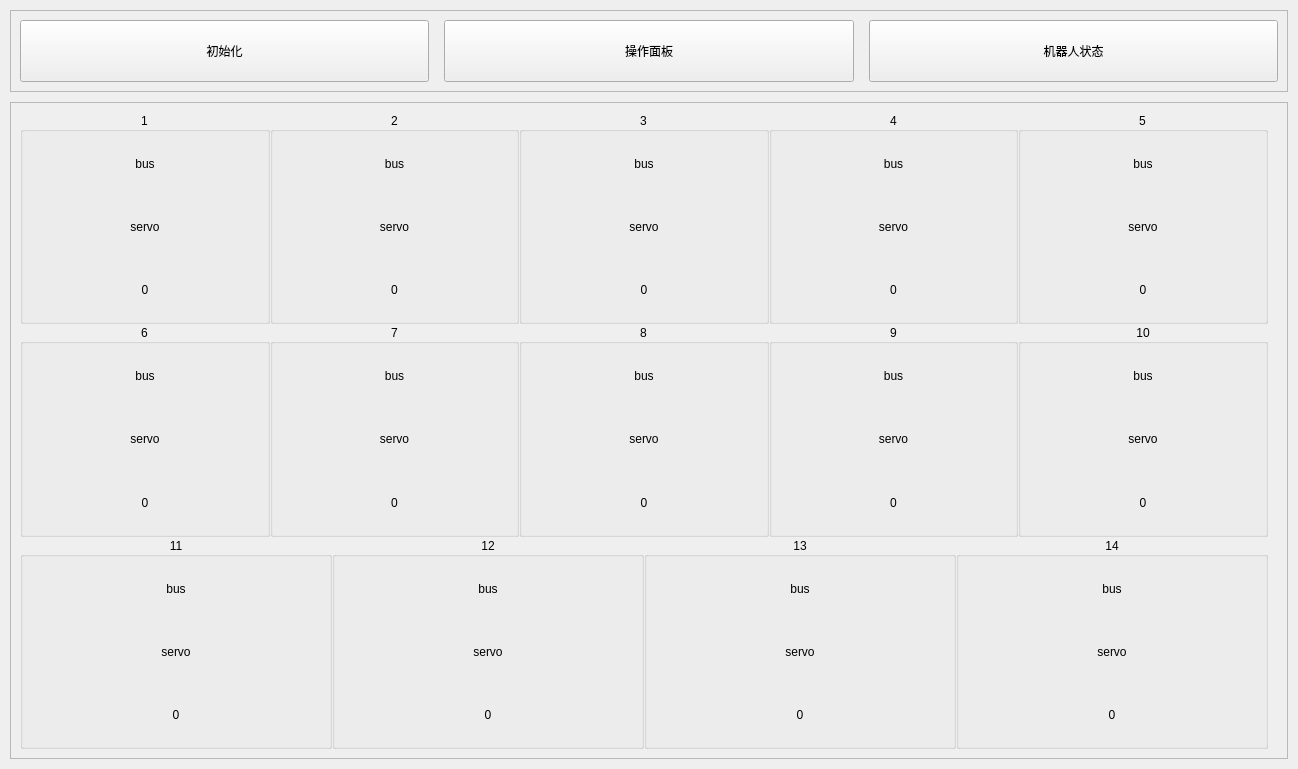
Qt form gui/design/control_new.ui (Vvi1Nn/Continuum-Robot-Project) before a commit.
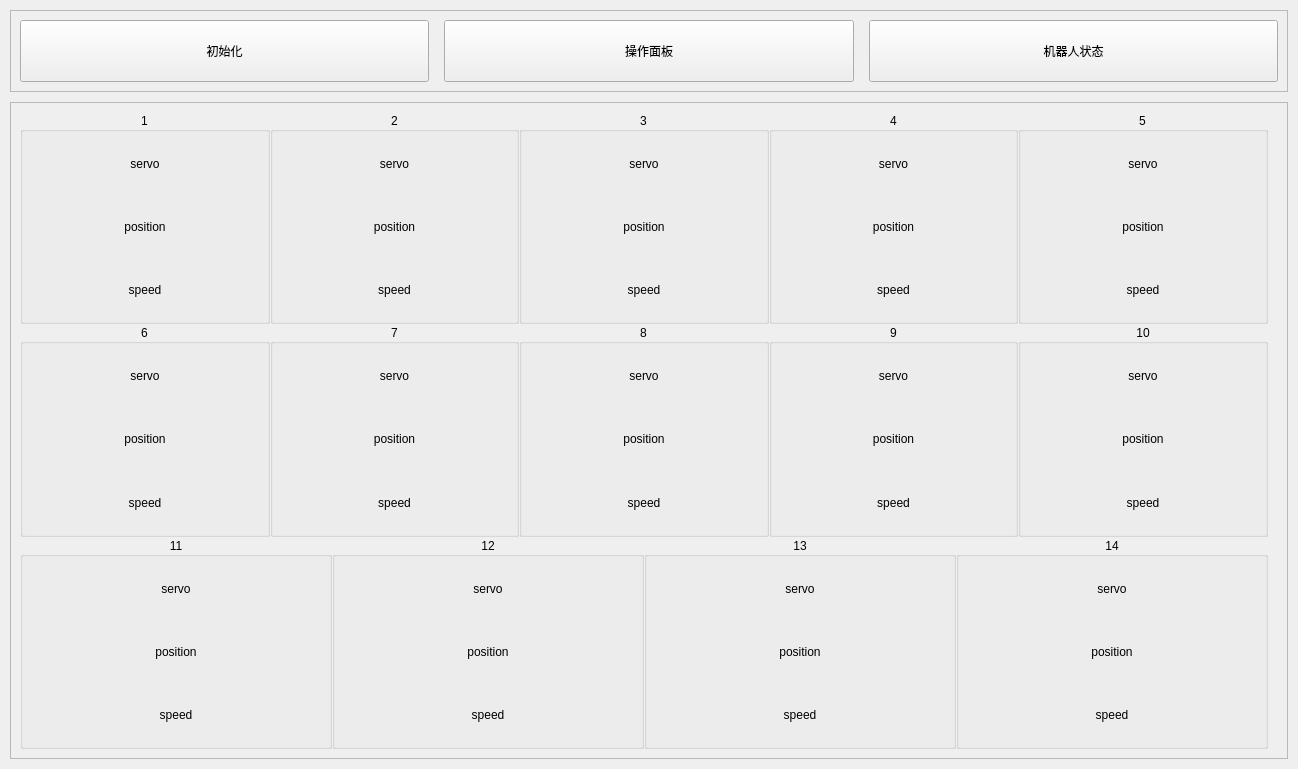
The same form after that commit. The open tabs and pages were chosen to show the change.

What changed in the file:
```diff
--- a/gui/design/control_new.ui
+++ b/gui/design/control_new.ui
@@ -2209,16 +2209,6 @@
                    <property name="bottomMargin">
                     <number>0</number>
                    </property>
-                   <item>
-                    <widget class="QLabel" name="bus_1">
-                     <property name="text">
-                      <string>bus</string>
-                     </property>
-                     <property name="alignment">
-                      <set>Qt::AlignCenter</set>
-                     </property>
-                    </widget>
-                   </item>
                    <item>
                     <widget class="QLabel" name="servo_1">
                      <property name="text">
@@ -2232,7 +2222,17 @@
                    <item>
                     <widget class="QLabel" name="position_1">
                      <property name="text">
-                      <string>0</string>
+                      <string>position</string>
+                     </property>
+                     <property name="alignment">
+                      <set>Qt::AlignCenter</set>
+                     </property>
+                    </widget>
+                   </item>
+                   <item>
+                    <widget class="QLabel" name="speed_1">
+                     <property name="text">
+                      <string>speed</string>
                      </property>
                      <property name="alignment">
                       <set>Qt::AlignCenter</set>
@@ -2266,16 +2266,6 @@
                    <property name="bottomMargin">
                     <number>0</number>
                    </property>
-                   <item>
-                    <widget class="QLabel" name="bus_2">
-                     <property name="text">
-                      <string>bus</string>
-                     </property>
-                     <property name="alignment">
-                      <set>Qt::AlignCenter</set>
-                     </property>
-                    </widget>
-                   </item>
                    <item>
                     <widget class="QLabel" name="servo_2">
                      <property name="text">
@@ -2289,7 +2279,17 @@
                    <item>
                     <widget class="QLabel" name="position_2">
                      <property name="text">
-                      <string>0</string>
+                      <string>position</string>
+                     </property>
+                     <property name="alignment">
+                      <set>Qt::AlignCenter</set>
+                     </property>
+                    </widget>
+                   </item>
+                   <item>
+                    <widget class="QLabel" name="speed_2">
+                     <property name="text">
+                      <string>speed</string>
                      </property>
                      <property name="alignment">
                       <set>Qt::AlignCenter</set>
@@ -2323,16 +2323,6 @@
                    <property name="bottomMargin">
                     <number>0</number>
                    </property>
-                   <item>
-                    <widget class="QLabel" name="bus_3">
-                     <property name="text">
-                      <string>bus</string>
-                     </property>
-                     <property name="alignment">
-                      <set>Qt::AlignCenter</set>
-                     </property>
-                    </widget>
-                   </item>
                    <item>
                     <widget class="QLabel" name="servo_3">
                      <property name="text">
@@ -2346,7 +2336,17 @@
                    <item>
                     <widget class="QLabel" name="position_3">
                      <property name="text">
-                      <string>0</string>
+                      <string>position</string>
+                     </property>
+                     <property name="alignment">
+                      <set>Qt::AlignCenter</set>
+                     </property>
+                    </widget>
+                   </item>
+                   <item>
+                    <widget class="QLabel" name="speed_3">
+                     <property name="text">
+                      <string>speed</string>
                      </property>
                      <property name="alignment">
                       <set>Qt::AlignCenter</set>
@@ -2380,16 +2380,6 @@
                    <property name="bottomMargin">
                     <number>0</number>
                    </property>
-                   <item>
-                    <widget class="QLabel" name="bus_4">
-                     <property name="text">
-                      <string>bus</string>
-                     </property>
-                     <property name="alignment">
-                      <set>Qt::AlignCenter</set>
-                     </property>
-                    </widget>
-                   </item>
                    <item>
                     <widget class="QLabel" name="servo_4">
                      <property name="text">
@@ -2403,7 +2393,17 @@
                    <item>
                     <widget class="QLabel" name="position_4">
                      <property name="text">
-                      <string>0</string>
+                      <string>position</string>
+                     </property>
+                     <property name="alignment">
+                      <set>Qt::AlignCenter</set>
+                     </property>
+                    </widget>
+                   </item>
+                   <item>
+                    <widget class="QLabel" name="speed_4">
+                     <property name="text">
+                      <string>speed</string>
                      </property>
                      <property name="alignment">
                       <set>Qt::AlignCenter</set>
@@ -2437,16 +2437,6 @@
                    <property name="bottomMargin">
                     <number>0</number>
                    </property>
-                   <item>
-                    <widget class="QLabel" name="bus_5">
-                     <property name="text">
-                      <string>bus</string>
-                     </property>
-                     <property name="alignment">
-                      <set>Qt::AlignCenter</set>
-                     </property>
-                    </widget>
-                   </item>
                    <item>
                     <widget class="QLabel" name="servo_5">
                      <property name="text">
@@ -2460,7 +2450,17 @@
                    <item>
                     <widget class="QLabel" name="position_5">
                      <property name="text">
-                      <string>0</string>
+                      <string>position</string>
+                     </property>
+                     <property name="alignment">
+                      <set>Qt::AlignCenter</set>
+                     </property>
+                    </widget>
+                   </item>
+                   <item>
+                    <widget class="QLabel" name="speed_5">
+                     <property name="text">
+                      <string>speed</string>
                      </property>
                      <property name="alignment">
                       <set>Qt::AlignCenter</set>
@@ -2501,16 +2501,6 @@
                    <property name="bottomMargin">
                     <number>0</number>
                    </property>
-                   <item>
-                    <widget class="QLabel" name="bus_6">
-                     <property name="text">
-                      <string>bus</string>
-                     </property>
-                     <property name="alignment">
-                      <set>Qt::AlignCenter</set>
-                     </property>
-                    </widget>
-                   </item>
                    <item>
                     <widget class="QLabel" name="servo_6">
                      <property name="text">
@@ -2524,7 +2514,17 @@
                    <item>
                     <widget class="QLabel" name="position_6">
                      <property name="text">
-                      <string>0</string>
+                      <string>position</string>
+                     </property>
+                     <property name="alignment">
+                      <set>Qt::AlignCenter</set>
+                     </property>
+                    </widget>
+                   </item>
+                   <item>
+                    <widget class="QLabel" name="speed_6">
+                     <property name="text">
+                      <string>speed</string>
                      </property>
                      <property name="alignment">
                       <set>Qt::AlignCenter</set>
@@ -2558,16 +2558,6 @@
                    <property name="bottomMargin">
                     <number>0</number>
                    </property>
-                   <item>
-                    <widget class="QLabel" name="bus_7">
-                     <property name="text">
-                      <string>bus</string>
-                     </property>
-                     <property name="alignment">
-                      <set>Qt::AlignCenter</set>
-                     </property>
-                    </widget>
-                   </item>
                    <item>
                     <widget class="QLabel" name="servo_7">
                      <property name="text">
@@ -2581,7 +2571,17 @@
                    <item>
                     <widget class="QLabel" name="position_7">
                      <property name="text">
-                      <string>0</string>
+                      <string>position</string>
+                     </property>
+                     <property name="alignment">
+                      <set>Qt::AlignCenter</set>
+                     </property>
+                    </widget>
+                   </item>
+                   <item>
+                    <widget class="QLabel" name="speed_7">
+                     <property name="text">
+                      <string>speed</string>
                      </property>
                      <property name="alignment">
                       <set>Qt::AlignCenter</set>
@@ -2615,16 +2615,6 @@
                    <property name="bottomMargin">
                     <number>0</number>
                    </property>
-                   <item>
-                    <widget class="QLabel" name="bus_8">
-                     <property name="text">
-                      <string>bus</string>
-                     </property>
-                     <property name="alignment">
-                      <set>Qt::AlignCenter</set>
-                     </property>
-                    </widget>
-                   </item>
                    <item>
                     <widget class="QLabel" name="servo_8">
                      <property name="text">
@@ -2638,7 +2628,17 @@
                    <item>
                     <widget class="QLabel" name="position_8">
                      <property name="text">
-                      <string>0</string>
+                      <string>position</string>
+                     </property>
+                     <property name="alignment">
+                      <set>Qt::AlignCenter</set>
+                     </property>
+                    </widget>
+                   </item>
+                   <item>
+                    <widget class="QLabel" name="speed_8">
+                     <property name="text">
+                      <string>speed</string>
                      </property>
                      <property name="alignment">
                       <set>Qt::AlignCenter</set>
@@ -2672,16 +2672,6 @@
                    <property name="bottomMargin">
                     <number>0</number>
                    </property>
-                   <item>
-                    <widget class="QLabel" name="bus_9">
-                     <property name="text">
-                      <string>bus</string>
-                     </property>
-                     <property name="alignment">
-                      <set>Qt::AlignCenter</set>
-                     </property>
-                    </widget>
-                   </item>
                    <item>
                     <widget class="QLabel" name="servo_9">
                      <property name="text">
@@ -2695,7 +2685,17 @@
                    <item>
                     <widget class="QLabel" name="position_9">
                      <property name="text">
-                      <string>0</string>
+                      <string>position</string>
+                     </property>
+                     <property name="alignment">
+                      <set>Qt::AlignCenter</set>
+                     </property>
+                    </widget>
+                   </item>
+                   <item>
+                    <widget class="QLabel" name="speed_9">
+                     <property name="text">
+                      <string>speed</string>
                      </property>
                      <property name="alignment">
                       <set>Qt::AlignCenter</set>
@@ -2729,16 +2729,6 @@
                    <property name="bottomMargin">
                     <number>0</number>
                    </property>
-                   <item>
-                    <widget class="QLabel" name="bus_10">
-                     <property name="text">
-                      <string>bus</string>
-                     </property>
-                     <property name="alignment">
-                      <set>Qt::AlignCenter</set>
-                     </property>
-                    </widget>
-                   </item>
                    <item>
                     <widget class="QLabel" name="servo_10">
                      <property name="text">
@@ -2752,7 +2742,17 @@
                    <item>
                     <widget class="QLabel" name="position_10">
                      <property name="text">
-                      <string>0</string>
+                      <string>position</string>
+                     </property>
+                     <property name="alignment">
+                      <set>Qt::AlignCenter</set>
+                     </property>
+                    </widget>
+                   </item>
+                   <item>
+                    <widget class="QLabel" name="speed_10">
+                     <property name="text">
+                      <string>speed</string>
                      </property>
                      <property name="alignment">
                       <set>Qt::AlignCenter</set>
@@ -2793,16 +2793,6 @@
                    <property name="bottomMargin">
                     <number>0</number>
                    </property>
-                   <item>
-                    <widget class="QLabel" name="bus_11">
-                     <property name="text">
-                      <string>bus</string>
-                     </property>
-                     <property name="alignment">
-                      <set>Qt::AlignCenter</set>
-                     </property>
-                    </widget>
-                   </item>
                    <item>
                     <widget class="QLabel" name="servo_11">
                      <property name="text">
@@ -2816,7 +2806,17 @@
                    <item>
                     <widget class="QLabel" name="position_11">
                      <property name="text">
-                      <string>0</string>
+                      <string>position</string>
+                     </property>
+                     <property name="alignment">
+                      <set>Qt::AlignCenter</set>
+                     </property>
+                    </widget>
+                   </item>
+                   <item>
+                    <widget class="QLabel" name="speed_11">
+                     <property name="text">
+                      <string>speed</string>
                      </property>
                      <property name="alignment">
                       <set>Qt::AlignCenter</set>
@@ -2850,16 +2850,6 @@
                    <property name="bottomMargin">
                     <number>0</number>
                    </property>
-                   <item>
-                    <widget class="QLabel" name="bus_12">
-                     <property name="text">
-                      <string>bus</string>
-                     </property>
-                     <property name="alignment">
-                      <set>Qt::AlignCenter</set>
-                     </property>
-                    </widget>
-                   </item>
                    <item>
                     <widget class="QLabel" name="servo_12">
                      <property name="text">
@@ -2873,7 +2863,17 @@
                    <item>
                     <widget class="QLabel" name="position_12">
                      <property name="text">
-                      <string>0</string>
+                      <string>position</string>
+                     </property>
+                     <property name="alignment">
+                      <set>Qt::AlignCenter</set>
+                     </property>
+                    </widget>
+                   </item>
+                   <item>
+                    <widget class="QLabel" name="speed_12">
+                     <property name="text">
+                      <string>speed</string>
                      </property>
                      <property name="alignment">
                       <set>Qt::AlignCenter</set>
@@ -2907,16 +2907,6 @@
                    <property name="bottomMargin">
                     <number>0</number>
                    </property>
-                   <item>
-                    <widget class="QLabel" name="bus_13">
-                     <property name="text">
-                      <string>bus</string>
-                     </property>
-                     <property name="alignment">
-                      <set>Qt::AlignCenter</set>
-                     </property>
-                    </widget>
-                   </item>
                    <item>
                     <widget class="QLabel" name="servo_13">
                      <property name="text">
@@ -2930,7 +2920,17 @@
                    <item>
                     <widget class="QLabel" name="position_13">
                      <property name="text">
-                      <string>0</string>
+                      <string>position</string>
+                     </property>
+                     <property name="alignment">
+                      <set>Qt::AlignCenter</set>
+                     </property>
+                    </widget>
+                   </item>
+                   <item>
+                    <widget class="QLabel" name="speed_13">
+                     <property name="text">
+                      <string>speed</string>
                      </property>
                      <property name="alignment">
                       <set>Qt::AlignCenter</set>
@@ -2964,16 +2964,6 @@
                    <property name="bottomMargin">
                     <number>0</number>
                    </property>
-                   <item>
-                    <widget class="QLabel" name="bus_14">
-                     <property name="text">
-                      <string>bus</string>
-                     </property>
-                     <property name="alignment">
-                      <set>Qt::AlignCenter</set>
-                     </property>
-                    </widget>
-                   </item>
                    <item>
                     <widget class="QLabel" name="servo_14">
                      <property name="text">
@@ -2987,7 +2977,17 @@
                    <item>
                     <widget class="QLabel" name="position_14">
                      <property name="text">
-                      <string>0</string>
+                      <string>position</string>
+                     </property>
+                     <property name="alignment">
+                      <set>Qt::AlignCenter</set>
+                     </property>
+                    </widget>
+                   </item>
+                   <item>
+                    <widget class="QLabel" name="speed_14">
+                     <property name="text">
+                      <string>speed</string>
                      </property>
                      <property name="alignment">
                       <set>Qt::AlignCenter</set>
```
Left out of the diff: 2 changed lines with no effect on the pictures.
